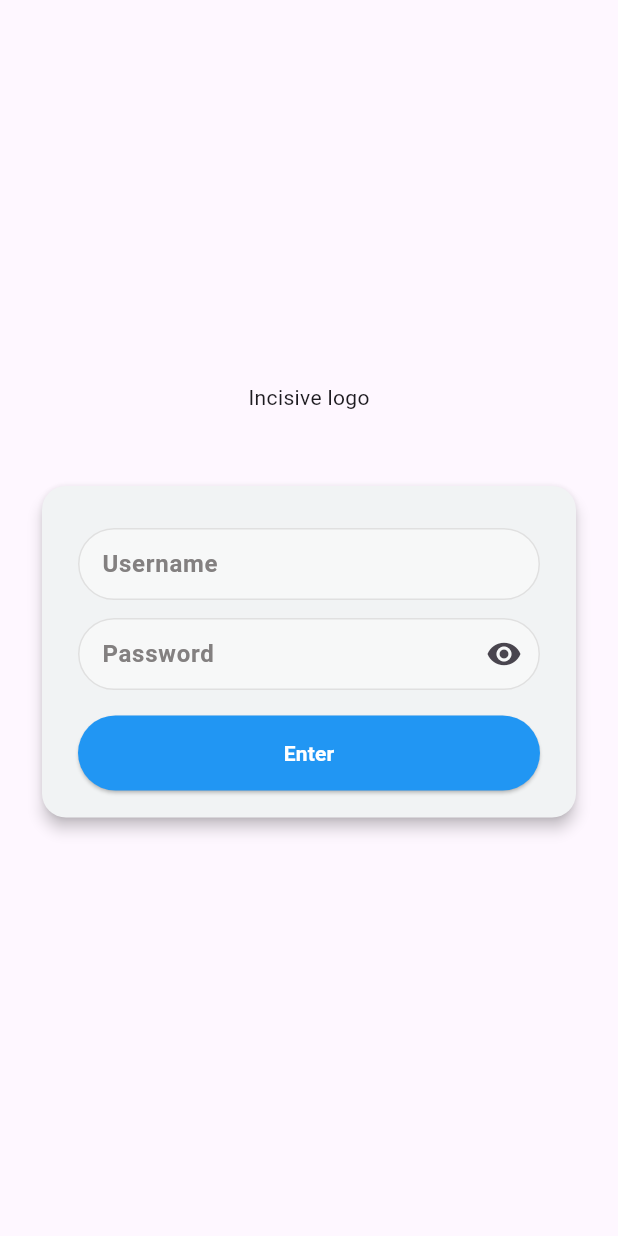
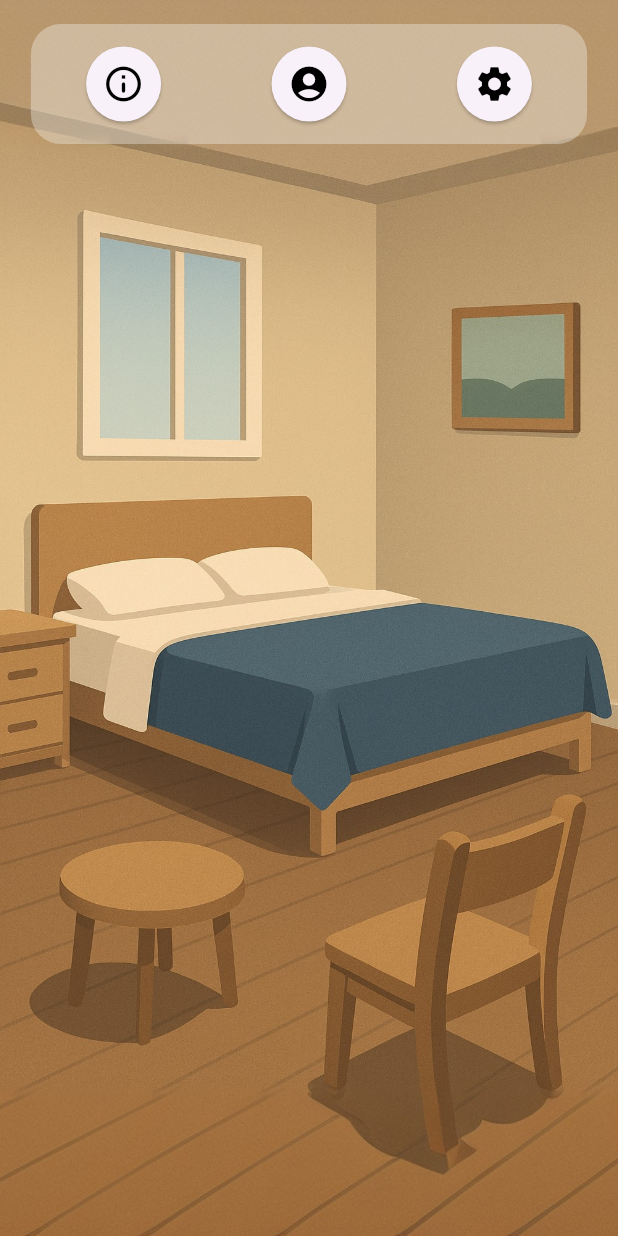
Before and after one commit to Pedoni/Incisive, a Flutter app: the screen it shows after launch, after a tap on "Enter", on a phone screen of 412 x 824 dp. Run offline on Flutter 3.47's test engine with Material 3 defaults, Android fonts, the phone set to English and light mode, and no system bars.

Commit message:
Added first pageview with images

```diff
--- /dev/null
+++ b/lib/ui/pages/home_page.dart
@@ -0,0 +1,93 @@
+import 'package:flutter/material.dart';
+
+class HomePage extends StatefulWidget {
+  const HomePage({super.key});
+
+  static const routeName = '/homePage';
+
+  @override
+  State<HomePage> createState() => _HomePageState();
+}
+
+class _HomePageState extends State<HomePage> {
+  final PageController _controller = PageController();
+  double _currentPage = 0.0;
+
+  final List<String> _images = ['assets/images/bedroom.jpeg', 'assets/images/living.jpeg', 'assets/images/balcony.jpeg'];
+
+  @override
+  void initState() {
+    super.initState();
+    _controller.addListener(() {
+      setState(() {
+        _currentPage = _controller.page ?? 0.0;
+      });
+    });
+  }
+
+  @override
+  void dispose() {
+    _controller.dispose();
+    super.dispose();
+  }
+
+  double _calculateOverlayOpacity() {
+    final diff = (_currentPage - _currentPage.round()).abs();
+    return (diff * 4).clamp(0.0, 1.0) * 0.8;
+  }
+
+  @override
+  Widget build(BuildContext context) {
+    return Scaffold(
+      body: Stack(
+        alignment: Alignment.topCenter,
+        children: [
+          PageView.builder(
+            controller: _controller,
+            itemCount: _images.length,
+            itemBuilder: (context, index) => StanzaWidget(imagePath: _images[index]),
+          ),
+          Container(
+            alignment: Alignment.center,
+            margin: EdgeInsets.all(16.0),
+            height: 80,
+            width: MediaQuery.of(context).size.width * 0.9,
+            decoration: BoxDecoration(color: const Color.fromARGB(83, 255, 255, 255), borderRadius: BorderRadius.circular(20)),
+            child: Row(
+              mainAxisAlignment: MainAxisAlignment.spaceAround,
+              children: [
+                ElevatedButton(
+                  onPressed: () {},
+                  style: ElevatedButton.styleFrom(fixedSize: const Size(50, 50), shape: const CircleBorder(), padding: EdgeInsets.zero),
+                  child: const Icon(Icons.info_outline_rounded, size: 28, color: Colors.black),
+                ),
+                ElevatedButton(
+                  onPressed: () {},
+                  style: ElevatedButton.styleFrom(fixedSize: const Size(50, 50), shape: const CircleBorder(), padding: EdgeInsets.zero),
+                  child: const Icon(Icons.account_circle_rounded, size: 28, color: Colors.black),
+                ),
+                ElevatedButton(
+                  onPressed: () {},
+                  style: ElevatedButton.styleFrom(fixedSize: const Size(50, 50), shape: const CircleBorder(), padding: EdgeInsets.zero),
+                  child: const Icon(Icons.settings, size: 28, color: Colors.black),
+                ),
+              ],
+            ),
+          ),
+          IgnorePointer(child: Container(color: Colors.black.withOpacity(_calculateOverlayOpacity()))),
+        ],
+      ),
+    );
+  }
+}
+
+class StanzaWidget extends StatelessWidget {
+  final String imagePath;
+
+  const StanzaWidget({super.key, required this.imagePath});
+
+  @override
+  Widget build(BuildContext context) {
+    return SizedBox.expand(child: Image.asset(imagePath, fit: BoxFit.cover));
+  }
+}
--- a/lib/ui/widgets/login_button.dart
+++ b/lib/ui/widgets/login_button.dart
@@ -1,4 +1,5 @@
 import 'package:flutter/material.dart';
+import 'package:incisive_demo/ui/pages/home_page.dart';
 
 class LoginButton extends StatelessWidget {
   final TextEditingController usernameController;
@@ -25,7 +26,7 @@ class LoginButton extends StatelessWidget {
         foregroundColor: Colors.white,
         fixedSize: Size(MediaQuery.of(context).size.width * 0.8, 50),
       ),
-      onPressed: () {},
+      onPressed: () => Navigator.pushNamed(context, HomePage.routeName),
       child: Text(
         "Enter",
         style: const TextStyle(
```
Also changed, not shown: lib/app.dart (+9 -41 lines), pubspec.yaml (+2 -49 lines), assets/images/balcony.jpeg (added), assets/images/bedroom.jpeg (added), assets/images/living.jpeg (added).
